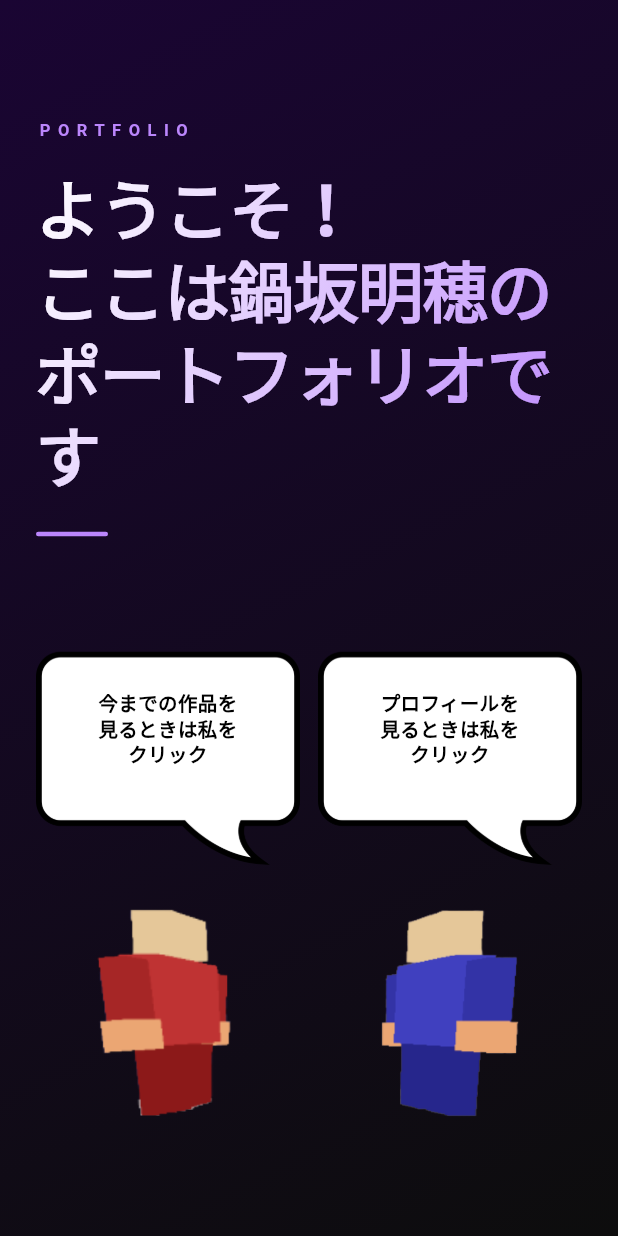
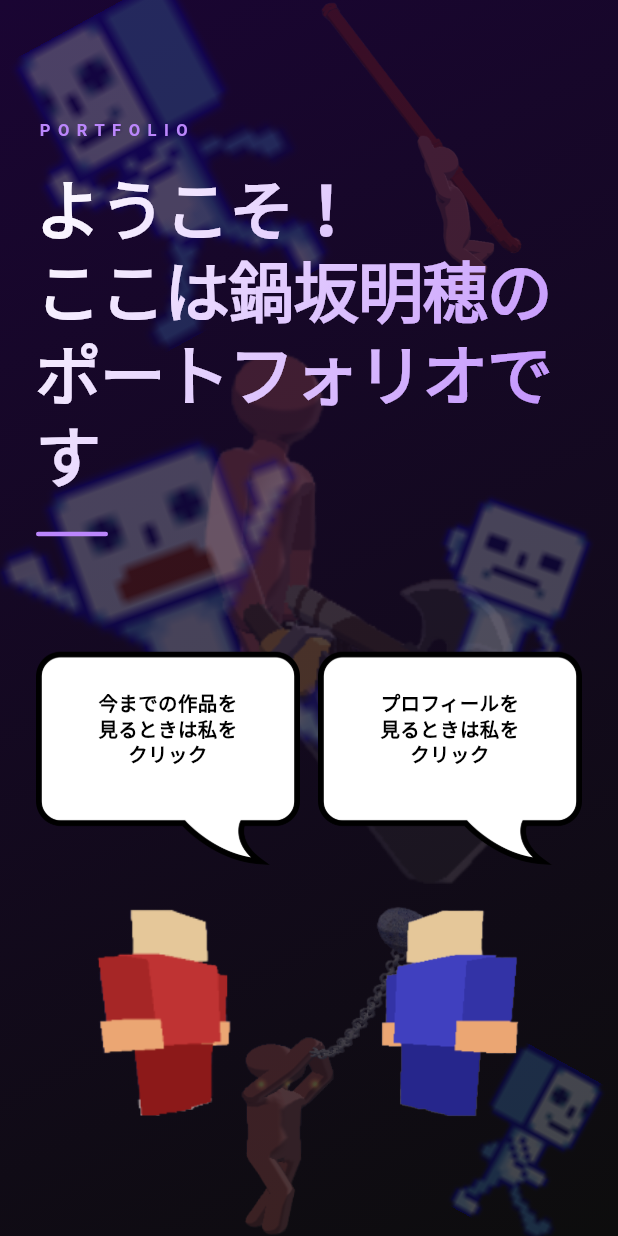
Before and after one commit to ogebosama/flutter_application_1, a Flutter app: the screen it shows after launch, on a phone screen of 412 x 824 dp. Run offline on Flutter 3.47's test engine with Material 3 defaults, Android fonts, the phone set to English and light mode, and no system bars; our stand-ins replace simple_icons, video_player.

Commit message:
画像追加

```diff
--- a/lib/pages/menu_screen.dart
+++ b/lib/pages/menu_screen.dart
@@ -22,10 +22,43 @@ class MenuScreen extends StatelessWidget {
             colors: [Color(0xFF1A0533), Color(0xFF0D0D0D)],
           ),
         ),
-        child: SafeArea(
+        child: Stack(
+          children: [
+            // 背景の飾り画像（半透明）
+            const _BgImage('bukitukaiIcon.png', Alignment.center, 360),
+            const _BgImage('chainGeyIcon.png', Alignment.bottomCenter, 220),
+            const _BgImage(
+              'kokoAtama.png',
+              Alignment.centerRight,
+              160,
+              angle: 0.35,
+            ),
+            const _BgImage(
+              'kokobikkuri.png',
+              Alignment.centerLeft,
+              240,
+              angle: -0.35,
+            ),
+            const _BgImage(
+              'kokowork.png',
+              Alignment.bottomRight,
+              120,
+              angle: 0.5,
+            ),
+            const _BgImage(
+              'kokowork2.png',
+              Alignment.topLeft,
+              220,
+              angle: -0.5,
+            ),
+            const _BgImage('pypeGeyIcon.png', Alignment(0.7, -1), 200),
+            SafeArea(
               child: Center(
                 child: SingleChildScrollView(
-              padding: const EdgeInsets.symmetric(horizontal: 24, vertical: 40),
+                  padding: const EdgeInsets.symmetric(
+                    horizontal: 24,
+                    vertical: 40,
+                  ),
                   child: ConstrainedBox(
                     constraints: const BoxConstraints(maxWidth: 720),
                     child: Column(
@@ -104,6 +137,42 @@ class MenuScreen extends StatelessWidget {
                         ),
                       ],
                     ),
+                  ),
+                ),
+              ),
+            ),
+          ],
+        ),
+      ),
+    );
+  }
+}
+
+// ─────────────────────────────
+//  背景の半透明画像
+// ─────────────────────────────
+class _BgImage extends StatelessWidget {
+  final String file;
+  final Alignment alignment;
+  final double height;
+  final double angle; // ラジアン
+
+  const _BgImage(this.file, this.alignment, this.height, {this.angle = 0});
+
+  @override
+  Widget build(BuildContext context) {
+    return Positioned.fill(
+      child: IgnorePointer(
+        child: Align(
+          alignment: alignment,
+          child: Transform.rotate(
+            angle: angle,
+            child: Opacity(
+              opacity: 0.25,
+              child: Image.asset(
+                'assets/images/icons/$file',
+                height: height,
+                fit: BoxFit.contain,
               ),
             ),
           ),
--- a/lib/portfolio_home_screen.dart
+++ b/lib/portfolio_home_screen.dart
@@ -284,6 +284,9 @@ class _HighlightSection extends StatelessWidget {
           ),
           const SizedBox(height: 12),
           // 大きな見出し(グラデーション付き)
+          Row(
+            crossAxisAlignment: CrossAxisAlignment.center,
+            children: [
               ShaderMask(
                 shaderCallback: (bounds) => const LinearGradient(
                   colors: [Colors.white, Color(0xFFBB86FC)],
@@ -300,6 +303,14 @@ class _HighlightSection extends StatelessWidget {
                     letterSpacing: -1,
                   ),
                 ),
+              ),
+              const SizedBox(width: 16),
+              Image.asset(
+                'assets/gif/player_goal_spritesheet.gif',
+                height: 96,
+                fit: BoxFit.contain,
+              ),
+            ],
           ),
           const SizedBox(height: 24),
           // 動画カード一覧
--- a/pubspec.yaml
+++ b/pubspec.yaml
@@ -26,3 +26,4 @@ flutter:
   assets:
     - assets/images/
     - assets/images/icons/
+    - assets/gif/
```
Also changed, not shown: assets/gif/player_goal_spritesheet.gif (added). Lines whose indentation alone changed are shown as unchanged.
